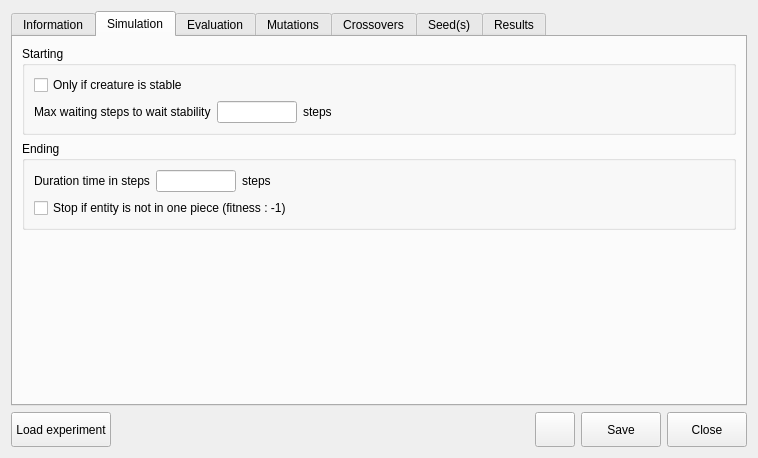
Before: the Qt Designer form src/genelab/core/ui/widgets/experiments/experimentspropertiescontroller.ui in GeneCraft/GeneCraft-Project, drawn with Qt 5.
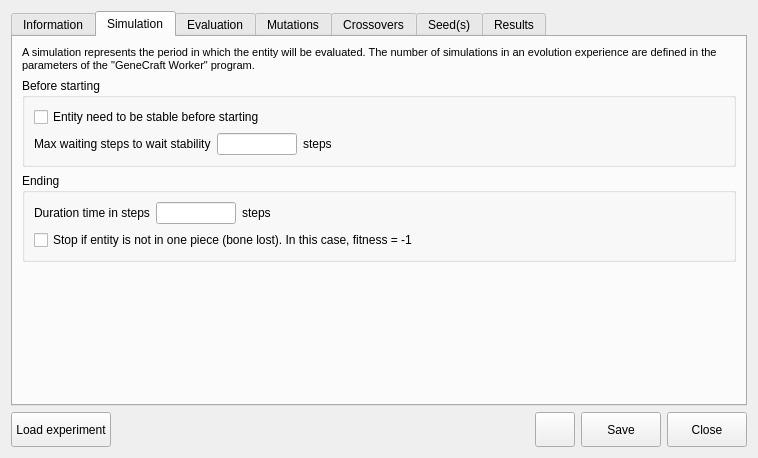
After: the same form once the commit is applied. The open tabs and pages were chosen to show the change. Icons and pictures are not drawn.

Commit message: * Sauvegarde / Chargement des experiences dans le Creature Viewer * Amélioration de la gestion des mutations

Patch:
```diff
--- a/src/genelab/core/ui/widgets/experiments/experimentspropertiescontroller.ui
+++ b/src/genelab/core/ui/widgets/experiments/experimentspropertiescontroller.ui
@@ -151,16 +151,16 @@
        <string>Simulation</string>
       </attribute>
       <layout class="QGridLayout" name="gridLayout_3">
-       <item row="0" column="0">
+       <item row="1" column="0">
         <widget class="QGroupBox" name="groupBox">
          <property name="title">
-          <string>Starting</string>
+          <string>Before starting</string>
          </property>
          <layout class="QGridLayout" name="gridLayout_4">
           <item row="0" column="0" colspan="3">
            <widget class="QCheckBox" name="cbOnlyIfEntityIsStable">
             <property name="text">
-             <string>Only if creature is stable</string>
+             <string>Entity need to be stable before starting</string>
             </property>
             <property name="checked">
              <bool>false</bool>
@@ -210,7 +210,7 @@
          </layout>
         </widget>
        </item>
-       <item row="1" column="0">
+       <item row="2" column="0">
         <widget class="QGroupBox" name="groupBox_2">
          <property name="title">
           <string>Ending</string>
@@ -226,7 +226,7 @@
           <item row="1" column="0" colspan="4">
            <widget class="QCheckBox" name="cbStopIfEntityIsNotInOnePiece">
             <property name="text">
-             <string>Stop if entity is not in one piece (fitness : -1)</string>
+             <string>Stop if entity is not in one piece (bone lost). In this case, fitness = -1</string>
             </property>
            </widget>
           </item>
@@ -266,7 +266,7 @@
          </layout>
         </widget>
        </item>
-       <item row="2" column="0">
+       <item row="3" column="0">
         <spacer name="verticalSpacer_2">
          <property name="orientation">
           <enum>Qt::Vertical</enum>
@@ -279,6 +279,27 @@
          </property>
         </spacer>
        </item>
+       <item row="0" column="0">
+        <widget class="QLabel" name="label_2">
+         <property name="font">
+          <font>
+           <pointsize>8</pointsize>
+           <weight>50</weight>
+           <italic>false</italic>
+           <bold>false</bold>
+          </font>
+         </property>
+         <property name="text">
+          <string>A simulation represents the period in which the entity will be evaluated. The number of simulations in an evolution experience are defined in the parameters of the &quot;GeneCraft Worker&quot; program.</string>
+         </property>
+         <property name="wordWrap">
+          <bool>true</bool>
+         </property>
+         <property name="margin">
+          <number>10</number>
+         </property>
+        </widget>
+       </item>
       </layout>
      </widget>
      <widget class="QWidget" name="tab_2">
```
Left out of the diff: 13 changed lines with no effect on the pictures. The commit also changes 21 other files.
